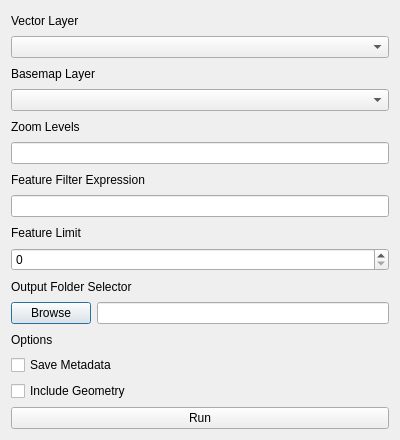
KofiAdu/ScreenshotTool, file screenshot_tool_dialog_base.ui: the form before one commit.
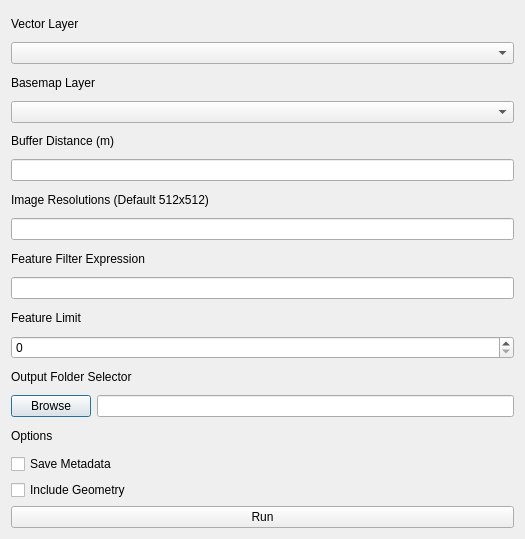
The form after the commit.

Commit message: Buffer and image resolutions added

What changed in the file:
```diff
--- a/screenshot_tool_dialog_base.ui
+++ b/screenshot_tool_dialog_base.ui
@@ -6,8 +6,8 @@
    <rect>
     <x>0</x>
     <y>0</y>
-    <width>400</width>
-    <height>440</height>
+    <width>525</width>
+    <height>539</height>
    </rect>
   </property>
   <property name="windowTitle">
@@ -37,12 +37,22 @@
    <item>
     <widget class="QLabel" name="label_3">
      <property name="text">
-      <string>Zoom Levels</string>
+      <string>Buffer Distance (m)</string>
      </property>
     </widget>
    </item>
    <item>
-    <widget class="QLineEdit" name="zoomLineEdit"/>
+    <widget class="QLineEdit" name="bufferDistanceEdit"/>
+   </item>
+   <item>
+    <widget class="QLabel" name="label_9">
+     <property name="text">
+      <string>Image Resolutions (Default 512x512)</string>
+     </property>
+    </widget>
+   </item>
+   <item>
+    <widget class="QLineEdit" name="imageResolutionsEdit"/>
    </item>
    <item>
     <widget class="QLabel" name="label_4">
```
The commit also changes 6 other files.
